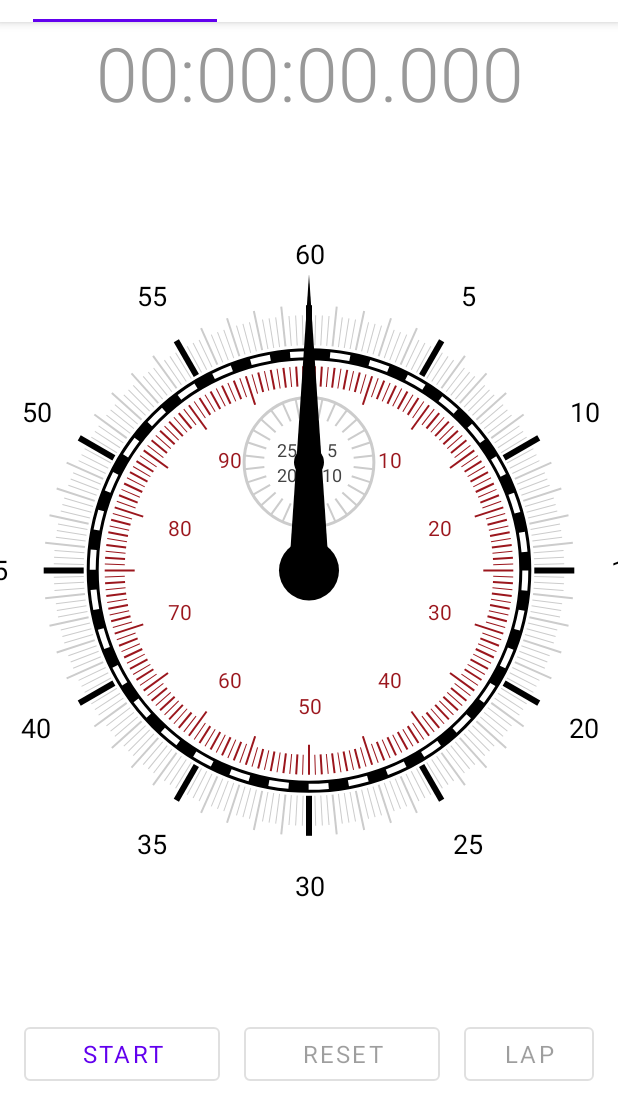
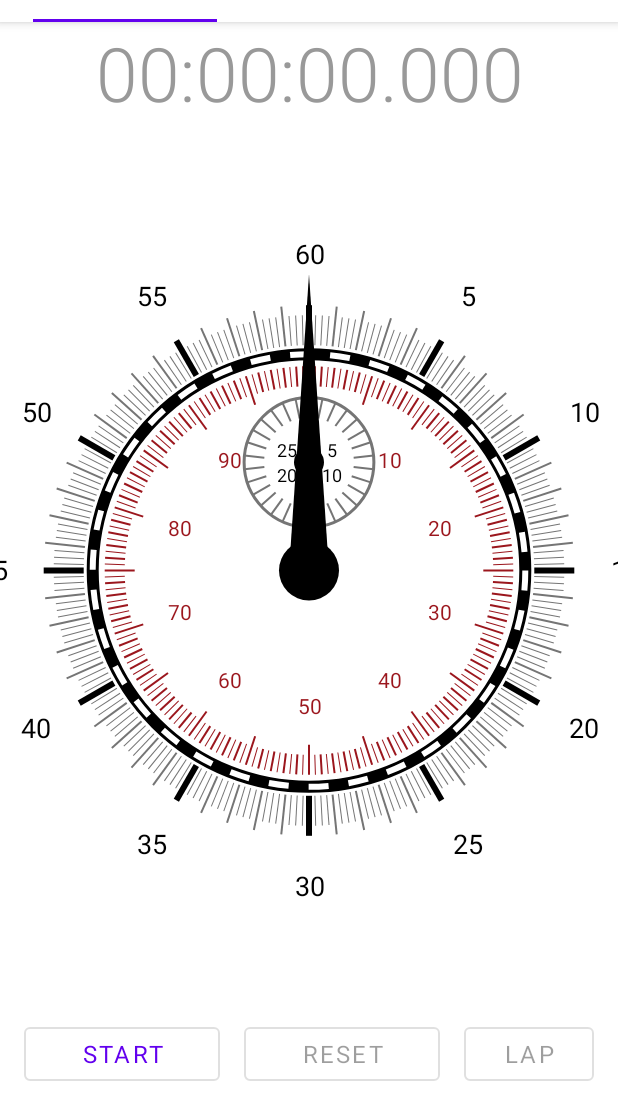
Before and after one commit to iplanetcn/stopwatch-android, an Android app: the screen it shows after launch (MainActivity), on a phone screen of 412 x 824 dp, the part 134-1236 px from its top. Run offline under Robolectric (Android 15) with nearby library versions, the phone set to English and light mode, and no system bars; our stand-ins replace Timber.

Commit message:
add colors for StopwatchView.kt

```diff
--- a/app/src/main/java/io/github/iplanetcn/app/stopwatch/compat/ContextExtension.kt
+++ b/app/src/main/java/io/github/iplanetcn/app/stopwatch/compat/ContextExtension.kt
@@ -3,6 +3,7 @@
 package io.github.iplanetcn.app.stopwatch.compat
 
 import android.content.Context
+import android.content.res.Configuration
 import android.os.Build
 import android.os.VibrationEffect
 import android.os.Vibrator
@@ -36,3 +37,12 @@ fun Context.startVibrate(milliseconds: Long) {
         }
     }
 }
+
+fun Context.isDark(): Boolean {
+    val nightModeFlags: Int = resources.configuration.uiMode and
+            Configuration.UI_MODE_NIGHT_MASK
+    return when (nightModeFlags) {
+        Configuration.UI_MODE_NIGHT_YES -> true
+        else -> false
+    }
+}
--- a/app/src/main/java/io/github/iplanetcn/app/stopwatch/widget/StopwatchView.kt
+++ b/app/src/main/java/io/github/iplanetcn/app/stopwatch/widget/StopwatchView.kt
@@ -11,6 +11,7 @@ import android.view.MotionEvent
 import android.view.View
 import android.view.accessibility.AccessibilityNodeInfo
 import android.view.animation.AccelerateDecelerateInterpolator
+import androidx.core.content.ContextCompat
 import androidx.core.view.AccessibilityDelegateCompat
 import androidx.core.view.ViewCompat
 import androidx.core.view.accessibility.AccessibilityNodeInfoCompat
@@ -104,7 +105,7 @@ class StopwatchView @JvmOverloads constructor(
     }
 
     private fun drawHand(canvas: Canvas, path: Path, angle: Float, pivot: PointF) {
-        paint.color = Color.BLACK
+        paint.color = ContextCompat.getColor(context, R.color.stopwatch_hands_color)
         paint.style = Paint.Style.FILL
         canvas.save()
         canvas.rotate(angle, pivot.x, pivot.y)
@@ -144,49 +145,46 @@ class StopwatchView @JvmOverloads constructor(
 
     private fun drawDial(canvas: Canvas) {
         // draw large dial
-        paint.color = Color.BLACK
+        paint.color = ContextCompat.getColor(context, R.color.stopwatch_dial_color)
         paint.style = Paint.Style.STROKE
         paint.strokeWidth = 8f.dp
         canvas.drawCircle(pivotX, pivotY, largeRadius, paint)
 
-        paint.color = Color.WHITE
+        paint.color = ContextCompat.getColor(context, R.color.stopwatch_dial_bg_color)
         paint.strokeWidth = 4f.dp
         paint.isDither = true
         paint.pathEffect = DashPathEffect(floatArrayOf(20f, 20f), 0f)
         canvas.drawCircle(pivotX, pivotY, largeRadius, paint)
 
-        paint.color = Color.BLACK
+        paint.color = ContextCompat.getColor(context, R.color.stopwatch_dial_small_color)
         paint.isDither = false
         paint.pathEffect = null
         paint.strokeWidth = 2f.dp
-        paint.color = Color.LTGRAY
         canvas.drawCircle(pivotX, smallPivotY, smallRadius, paint)
 
-        paint.color = Color.BLACK
+        paint.color = ContextCompat.getColor(context, R.color.stopwatch_dial_color)
         paint.style = Paint.Style.FILL
         canvas.drawCircle(pivotX, pivotY, 30f, paint)
         canvas.drawCircle(pivotX, smallPivotY, 15f, paint)
     }
 
     private fun drawScales(canvas: Canvas) {
-
-
         canvas.save()
         repeat(240) {
             val scaleLength: Float = when {
                 it % 20 == 0 -> {
                     paint.strokeWidth = 6f
-                    paint.color = Color.BLACK
+                    paint.color = ContextCompat.getColor(context, R.color.stopwatch_scales_outer_long_color)
                     40f
                 }
                 it % 4 == 0 -> {
                     paint.strokeWidth = 2f
-                    paint.color = Color.LTGRAY
+                    paint.color = ContextCompat.getColor(context, R.color.stopwatch_scales_outer_short_color)
                     40f
                 }
                 else -> {
                     paint.strokeWidth = 1f
-                    paint.color = Color.LTGRAY
+                    paint.color = ContextCompat.getColor(context, R.color.stopwatch_scales_outer_short_color)
                     30f
                 }
             }
@@ -203,7 +201,7 @@ class StopwatchView @JvmOverloads constructor(
         canvas.restore()
 
         canvas.save()
-        paint.color = Color.rgb(155, 22, 29)
+        paint.color = ContextCompat.getColor(context, R.color.stopwatch_scales_inner_large_color)
         repeat(200) {
             val scaleLength: Float = when {
                 it % 10 == 0 -> {
@@ -234,7 +232,7 @@ class StopwatchView @JvmOverloads constructor(
         canvas.save()
         repeat(30) {
             paint.strokeWidth = 2f
-            paint.color = Color.LTGRAY
+            paint.color = ContextCompat.getColor(context, R.color.stopwatch_dial_small_color)
             val scaleLength = 20f
             canvas.drawLine(
                 pivotX,
@@ -251,7 +249,7 @@ class StopwatchView @JvmOverloads constructor(
     }
 
     private fun drawMinutes(canvas: Canvas) {
-        paint.color = Color.DKGRAY
+        paint.color = ContextCompat.getColor(context, R.color.stopwatch_minutes_color)
         paint.style = Paint.Style.FILL
         paint.textSize = 12f.sp
         val labelRadius = smallRadius - 40f
@@ -277,7 +275,7 @@ class StopwatchView @JvmOverloads constructor(
     }
 
     private fun drawNumbers(canvas: Canvas) {
-        paint.color = Color.rgb(155, 22, 29)
+        paint.color = ContextCompat.getColor(context, R.color.stopwatch_numbers_color)
         paint.style = Paint.Style.FILL
         paint.textSize = 14f.sp
         val labelRadius = largeRadius - 80f
@@ -304,7 +302,7 @@ class StopwatchView @JvmOverloads constructor(
     }
 
     private fun drawSeconds(canvas: Canvas) {
-        paint.color = Color.BLACK
+        paint.color = ContextCompat.getColor(context, R.color.stopwatch_seconds_color)
         paint.style = Paint.Style.FILL
         paint.textSize = 18f.sp
         val labelRadius = largeRadius + RADIUS_OFFSET_LABEL
--- /dev/null
+++ b/app/src/main/res/values-night/colors.xml
@@ -0,0 +1,14 @@
+<?xml version="1.0" encoding="utf-8"?>
+<resources>
+    <color name="stopwatch_dial_color">@color/white</color>
+    <color name="stopwatch_dial_bg_color">@color/black</color>
+    <color name="stopwatch_dial_small_color">@color/gray_600</color>
+    <color name="stopwatch_scales_outer_long_color">@color/white</color>
+    <color name="stopwatch_scales_outer_short_color">@color/gray_600</color>
+    <color name="stopwatch_scales_inner_large_color">#25AD6B</color>
+    <color name="stopwatch_scales_inner_small_color">@color/black</color>
+    <color name="stopwatch_seconds_color">@color/white</color>
+    <color name="stopwatch_minutes_color">@color/white</color>
+    <color name="stopwatch_numbers_color">#25AD6B</color>
+    <color name="stopwatch_hands_color">@color/white</color>
+</resources>
--- a/app/src/main/res/values/colors.xml
+++ b/app/src/main/res/values/colors.xml
@@ -12,4 +12,15 @@
     <color name="light_blue_600">#FF039BE5</color>
     <color name="gray_400">#FFBDBDBD</color>
     <color name="gray_600">#FF757575</color>
+    <color name="stopwatch_dial_color">@color/black</color>
+    <color name="stopwatch_dial_bg_color">@color/white</color>
+    <color name="stopwatch_dial_small_color">@color/gray_600</color>
+    <color name="stopwatch_scales_outer_long_color">@color/black</color>
+    <color name="stopwatch_scales_outer_short_color">@color/gray_600</color>
+    <color name="stopwatch_scales_inner_large_color">#9B161D</color>
+    <color name="stopwatch_scales_inner_small_color">@color/white</color>
+    <color name="stopwatch_seconds_color">@color/black</color>
+    <color name="stopwatch_minutes_color">@color/black</color>
+    <color name="stopwatch_numbers_color">#9B161D</color>
+    <color name="stopwatch_hands_color">@color/black</color>
 </resources>
--- a/gradle.properties
+++ b/gradle.properties
@@ -1,2 +1,3 @@
+org.gradle.java.home=/Library/Java/JavaVirtualMachines/jdk-11.0.13.jdk/Contents/Home
 android.enableJetifier=true
 android.useAndroidX=true
```
